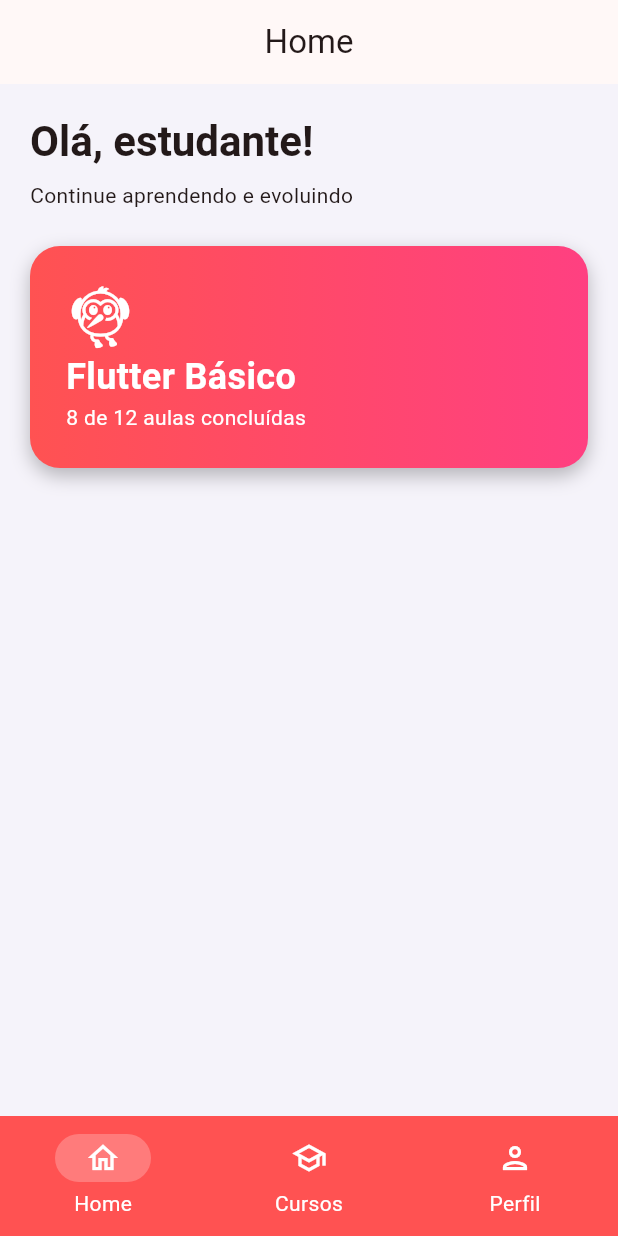
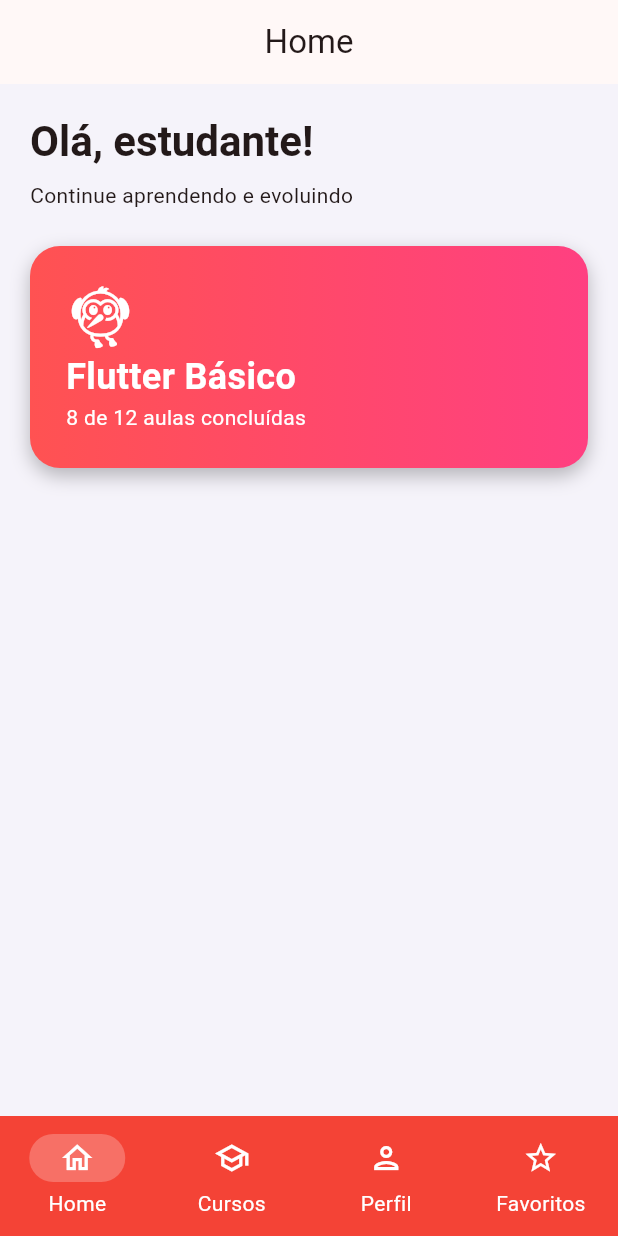
Before and after one commit to h3llsyn/aplicativo_curso, a Flutter app: the screen it shows after launch, on a phone screen of 412 x 824 dp. Run offline on Flutter 3.47's test engine with Material 3 defaults, Android fonts, the phone set to English and light mode, and no system bars.

Commit message:
subindo mudanças. atividade do 1 ao 4 completo

```diff
--- a/lib/main.dart
+++ b/lib/main.dart
@@ -1,3 +1,7 @@
+import 'package:aplicativo_cursos/telas/cursos_tela.dart';
+import 'package:aplicativo_cursos/telas/favoritos_tela.dart';
+import 'package:aplicativo_cursos/telas/inicio_tela.dart';
+import 'package:aplicativo_cursos/telas/perfil_tela.dart';
 import 'package:flutter/material.dart';
 
 void main() {
@@ -20,7 +24,7 @@ class MeuApp extends StatelessWidget {
         ),
         useMaterial3: true,
         navigationBarTheme: NavigationBarThemeData(
-          backgroundColor: Colors.redAccent,
+          backgroundColor: Colors.red,
           indicatorColor: Colors.white24,
           iconTheme: WidgetStatePropertyAll(
             IconThemeData(
@@ -53,13 +57,15 @@ class _HomePageState extends State<HomePage>{
     InicioPage(),
     CursoPage(),
     PerfilPage(),
+    FavoritosPage(),
   ];
 
   final titulos =
   [
     'Home',
     'Meus Cursos',
-    'Meu Perfil'
+    'Meu Perfil',
+    'Meus Favoritos',
   ];
 
   @override
@@ -92,142 +98,12 @@ class _HomePageState extends State<HomePage>{
             icon: Icon(Icons.person_outlined),
             label: 'Perfil'
           ),
+          NavigationDestination(
+            icon: Icon(Icons.star_outline),
+            label: 'Favoritos'
+          ),
         ],
       ),
     );
   }
 }
-
-class InicioPage extends StatelessWidget{
-  const InicioPage({super.key});
-
-  @override
-  Widget build(BuildContext context){
-    return ListView(
-      padding: EdgeInsets.all(20),
-      children: [
-        Text(
-          'Olá, estudante!',
-          style: Theme.of(context)
-          .textTheme
-          .headlineMedium
-          ?.copyWith(fontWeight: FontWeight.bold),
-        ),
-
-        SizedBox(height: 8,),
-
-        Text(
-          'Continue aprendendo e evoluindo'
-        ),
-
-        SizedBox(height: 24,),
-
-        Container(
-          padding: EdgeInsets.all(24),
-          decoration: BoxDecoration(
-            borderRadius: BorderRadius.circular(20),
-            gradient: LinearGradient(
-              colors: [
-                Colors.redAccent,
-                Colors.pinkAccent
-              ],
-            ),
-            boxShadow: [
-              BoxShadow(
-                color: Colors.black26,
-                blurRadius: 10,
-                offset: Offset(0, 5)
-              )
-            ]
-          ),
-          child: Column(
-            crossAxisAlignment: CrossAxisAlignment.start,
-            children: [
-              Icon(
-                Icons.flutter_dash,
-                color: Colors.white,
-                size: 46,
-              ),
-              Text(
-                'Flutter Básico',
-                style: TextStyle(
-                  color: Colors.white,
-                  fontSize: 24,
-                  fontWeight: FontWeight.bold
-                ),
-              ),
-              Text(
-                '8 de 12 aulas concluídas',
-                style: TextStyle(
-                  color: Colors.white,
-                ),
-              ),
-            ],
-          )
-        )
-      ],
-    );
-  }
-}
-
-class CursoPage extends StatelessWidget{
-  const CursoPage({super.key});
-
-  @override
-  Widget build(BuildContext context){
-    final cursos = [
-      'Flutter Básico',
-      'Dart Essencial',
-      'Interface Mobile',
-      'Conexão API',
-    ];
-
-    return ListView.builder(
-      itemCount: cursos.length,
-      itemBuilder: (context, indice) => Card(
-        child: ListTile(
-          title: Text(cursos[indice]),
-          leading: CircleAvatar(
-            child: Icon(Icons.play_arrow),
-          ),
-          subtitle: Text(
-            'Toque para continuar'
-          ),
-          trailing: Icon(
-            Icons.chevron_right
-          ),
-        ),
-      ),
-    );
-  }
-}
-
-class PerfilPage extends StatelessWidget{
-  const PerfilPage({super.key});
-
-  @override
-  Widget build(BuildContext context){
-    return Center(
-      child: Column(
-        mainAxisSize: MainAxisSize.min,
-        children: [
-          CircleAvatar(
-            radius: 46,
-            child: Icon(
-              Icons.person_outlined,
-              size: 52,
-            ),
-          ),
-          SizedBox(height: 16,),
-          Text(
-            'Aluno Flutter',
-            style: TextStyle(
-              fontSize: 24,
-              fontWeight: FontWeight.bold
-            ),
-          )
-        ],
-      )
-    );
-  }
-}
--- /dev/null
+++ b/lib/telas/inicio_tela.dart
@@ -0,0 +1,73 @@
+import 'package:flutter/material.dart';
+
+class InicioPage extends StatelessWidget{
+  const InicioPage({super.key});
+
+  @override
+  Widget build(BuildContext context){
+    return ListView(
+      padding: EdgeInsets.all(20),
+      children: [
+        Text(
+          'Olá, estudante!',
+          style: Theme.of(context)
+          .textTheme
+          .headlineMedium
+          ?.copyWith(fontWeight: FontWeight.bold),
+        ),
+
+        SizedBox(height: 8,),
+
+        Text(
+          'Continue aprendendo e evoluindo'
+        ),
+
+        SizedBox(height: 24,),
+
+        Container(
+          padding: EdgeInsets.all(24),
+          decoration: BoxDecoration(
+            borderRadius: BorderRadius.circular(20),
+            gradient: LinearGradient(
+              colors: [
+                Colors.redAccent,
+                Colors.pinkAccent
+              ],
+            ),
+            boxShadow: [
+              BoxShadow(
+                color: Colors.black26,
+                blurRadius: 10,
+                offset: Offset(0, 5)
+              )
+            ]
+          ),
+          child: Column(
+            crossAxisAlignment: CrossAxisAlignment.start,
+            children: [
+              Icon(
+                Icons.flutter_dash,
+                color: Colors.white,
+                size: 46,
+              ),
+              Text(
+                'Flutter Básico',
+                style: TextStyle(
+                  color: Colors.white,
+                  fontSize: 24,
+                  fontWeight: FontWeight.bold
+                ),
+              ),
+              Text(
+                '8 de 12 aulas concluídas',
+                style: TextStyle(
+                  color: Colors.white,
+                ),
+              ),
+            ],
+          )
+        )
+      ],
+    );
+  }
+}
```
Also changed, not shown: lib/telas/cursos_tela.dart (added, +68 -0 lines), lib/telas/favoritos_tela.dart (added, +35 -0 lines), lib/telas/perfil_tela.dart (added, +31 -0 lines).
